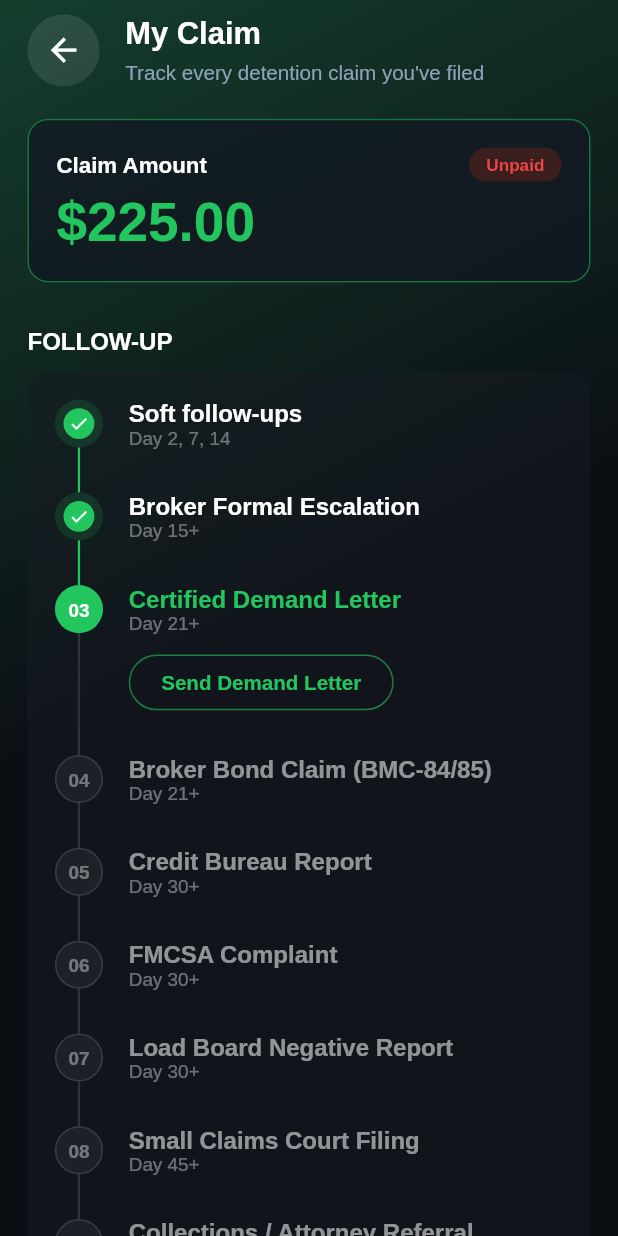
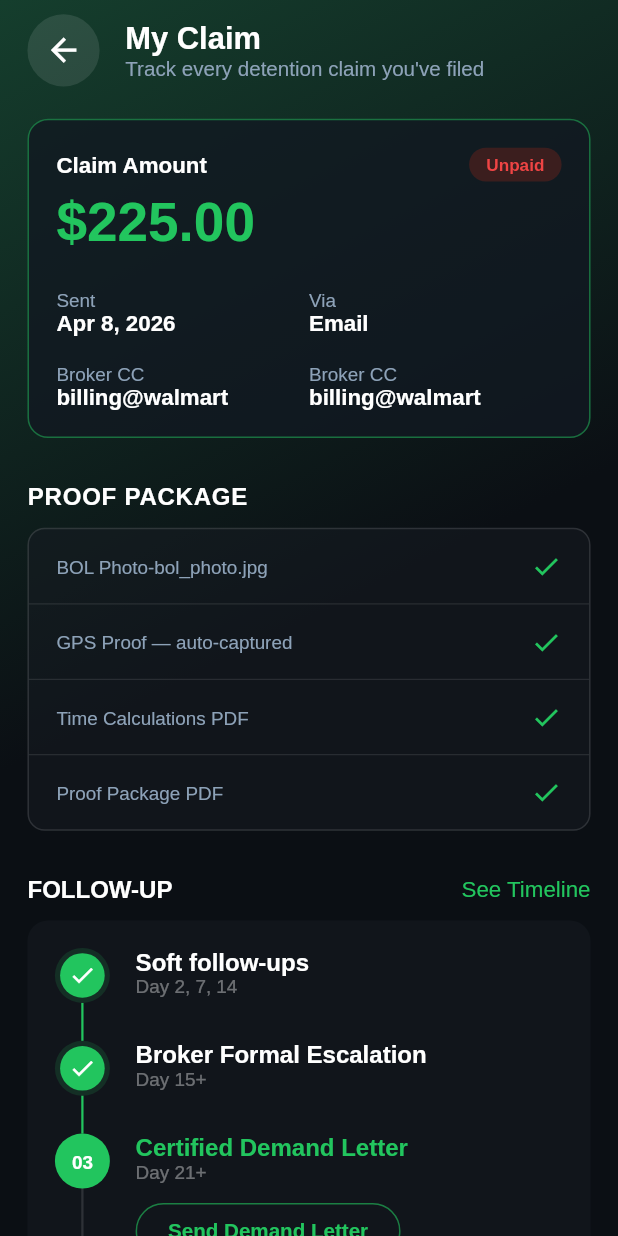
Before and after one commit to backbencherstudio/lukethompson13, a Flutter app: the ClaimDetail screen opened directly, after a tap on "Send Generate Email", on a phone screen of 412 x 824 dp. Run offline on Flutter 3.47's test engine with Material 3 defaults, Android fonts, the phone set to English and light mode, and no system bars; our stand-ins replace carousel_slider, connectivity_plus, dio, dotted_border, fl_chart, flutter_riverpod and 3 more; missing offline and left inert: otp_pin_field; accounts and stored records are empty.

Commit message:
claim updated

```diff
--- a/lib/presentation/profile/view/widget/claim_detail.dart
+++ b/lib/presentation/profile/view/widget/claim_detail.dart
@@ -45,16 +45,12 @@ class _ClaimDetailState extends State<ClaimDetail> {
               Padding(
                 padding: EdgeInsets.symmetric(horizontal: 16.w, vertical: 8.h),
                 child: Row(
-                  crossAxisAlignment: CrossAxisAlignment.center,
                   children: [
                     GestureDetector(
                       onTap: () => Navigator.pop(context),
                       child: Container(
                         padding: EdgeInsets.all(10.r),
-                        decoration: BoxDecoration(
-                          color: Colors.white.withOpacity(0.1),
-                          shape: BoxShape.circle,
-                        ),
+                        decoration: BoxDecoration(color: Colors.white.withOpacity(0.1), shape: BoxShape.circle),
                         child: Icon(Icons.arrow_back, color: Colors.white, size: 22.sp),
                       ),
                     ),
@@ -63,14 +59,12 @@ class _ClaimDetailState extends State<ClaimDetail> {
                       crossAxisAlignment: CrossAxisAlignment.start,
                       children: [
                         Text("My Claim", style: TextStyle(color: Colors.white, fontSize: 18.sp, fontWeight: FontWeight.w600)),
-                        SizedBox(height: 5.h),
                         Text("Track every detention claim you've filed", style: TextStyle(color: const Color(0xff8DA2B8), fontSize: 12.sp)),
                       ],
                     ),
                   ],
                 ),
               ),
-
 
               Expanded(
                 child: SingleChildScrollView(
@@ -91,7 +85,8 @@ class _ClaimDetailState extends State<ClaimDetail> {
                           children: [
                             Row(
                               mainAxisAlignment: MainAxisAlignment.spaceBetween,
-                              children: [
+                              children:
+                               [
                                 Text("Claim Amount", style: TextStyle(color: Colors.white, fontSize: 13.sp, fontWeight: FontWeight.bold)),
                                 Container(
                                   padding: EdgeInsets.symmetric(horizontal: 10.w, vertical: 4.h),
@@ -102,13 +97,79 @@ class _ClaimDetailState extends State<ClaimDetail> {
                             ),
                             SizedBox(height: 5.h),
                             Text("\$225.00", style: TextStyle(color: const Color(0xFF22C55E), fontSize: 32.sp, fontWeight: FontWeight.bold)),
+                            SizedBox(height: 20.h),
+                            Row(
+                              children: [
+                                Expanded(child: Column(crossAxisAlignment: CrossAxisAlignment.start, children: [
+                                  Text("Sent", style: TextStyle(color: const Color(0xFF8DA2B8), fontSize: 11.sp)),
+                                  Text("Apr 8, 2026", style: TextStyle(color: Colors.white, fontSize: 13.sp, fontWeight: FontWeight.bold)),
+                                ])),
+                                Expanded(child: Column(crossAxisAlignment: CrossAxisAlignment.start, children: [
+                                  Text("Via", style: TextStyle(color: const Color(0xFF8DA2B8), fontSize: 11.sp)),
+                                  Text("Email", style: TextStyle(color: Colors.white, fontSize: 13.sp, fontWeight: FontWeight.bold)),
+                                ])),
+                              ],
+                            ),
+                            SizedBox(height: 15.h),
+                            Row(
+                              children: [
+                                Expanded(child: Column(crossAxisAlignment: CrossAxisAlignment.start, children: [
+                                  Text("Broker CC", style: TextStyle(color: const Color(0xFF8DA2B8), fontSize: 11.sp)),
+                                  Text("billing@walmart", style: TextStyle(color: Colors.white, fontSize: 13.sp, fontWeight: FontWeight.bold)),
+                                ])),
+                                Expanded(child: Column(crossAxisAlignment: CrossAxisAlignment.start, children: [
+                                  Text("Broker CC", style: TextStyle(color: const Color(0xFF8DA2B8), fontSize: 11.sp)),
+                                  Text("billing@walmart", style: TextStyle(color: Colors.white, fontSize: 13.sp, fontWeight: FontWeight.bold)),
+                                ])),
+                              ],
+                            ),
                           ],
                         ),
                       ),
 
                       SizedBox(height: 25.h),
-                      Text("FOLLOW-UP", style: TextStyle(color: Colors.white, fontSize: 14.sp, fontWeight: FontWeight.bold)),
+                      Text("PROOF PACKAGE", style: TextStyle(color: Colors.white, fontSize: 14.sp, fontWeight: FontWeight.bold, letterSpacing: 0.5)),
                       SizedBox(height: 10.h),
+
+                      // --- 3. PROOF PACKAGE CARD ---
+                      Container(
+                        decoration: BoxDecoration(
+                          color: const Color(0xFF161B22).withOpacity(0.5),
+                          borderRadius: BorderRadius.circular(10.r),
+                          border: Border.all(color: Colors.white12),
+                        ),
+                        child: Column(
+                          children: ["BOL Photo-bol_photo.jpg", "GPS Proof — auto-captured", "Time Calculations PDF", "Proof Package PDF"]
+                              .asMap().entries.map((item) {
+                            return Column(
+                              children: [
+                                Padding(
+                                  padding: EdgeInsets.symmetric(horizontal: 16.w, vertical: 12.h),
+                                  child: Row(
+                                    mainAxisAlignment: MainAxisAlignment.spaceBetween,
+                                    children: [
+                                      Text(item.value, style: TextStyle(color: const Color(0xFF8DA2B8), fontSize: 11.sp)),
+                                      Icon(Icons.check, color: const Color(0xFF22C55E), size: 18.sp),
+                                    ],
+                                  ),
+                                ),
+                                if (item.key != 3) const Divider(color: Colors.white12, height: 1),
+                              ],
+                            );
+                          }).toList(),
+                        ),
+                      ),
+
+                      SizedBox(height: 25.h),
+                      Row(
+                        mainAxisAlignment: MainAxisAlignment.spaceBetween,
+                        children: [
+                          Text("FOLLOW-UP", style: TextStyle(color: Colors.white, fontSize: 14.sp, fontWeight: FontWeight.bold)),
+                          Text("See Timeline", style: TextStyle(color: const Color(0xFF22C55E), fontSize: 13.sp, fontWeight: FontWeight.w500)),
+                        ],
+                      ),
+                      SizedBox(height: 10.h),
+
 
                       Container(
                         padding: EdgeInsets.all(16.r),
@@ -124,17 +185,15 @@ class _ClaimDetailState extends State<ClaimDetail> {
                             return IntrinsicHeight(
                               child: Row(
                                 children: [
-
                                   Column(
                                     children: [
-
                                       Container(
-                                        width: 28.r, height: 28.r,
+                                        width: 32.r, height: 32.r,
                                         decoration: BoxDecoration(
                                           shape: BoxShape.circle,
                                           color: isCompleted || isActive ? const Color(0xFF22C55E).withOpacity(0.15) : Colors.transparent,
                                         ),
-                                        padding: EdgeInsets.all(isCompleted ? 5.r : 0),
+                                        padding: EdgeInsets.all(isCompleted ? 3.r : 0),
                                         child: Container(
                                           alignment: Alignment.center,
                                           decoration: BoxDecoration(
@@ -143,22 +202,15 @@ class _ClaimDetailState extends State<ClaimDetail> {
                                             border: isCompleted || isActive ? null : Border.all(color: Colors.white12),
                                           ),
                                           child: isCompleted
-                                              ? Icon(Icons.check, color: Colors.white, size: 12.sp)
+                                              ? Icon(Icons.check, color: Colors.white, size: 16.sp)
                                               : Text("0${index + 1}", style: TextStyle(color: isActive ? Colors.white : Colors.white38, fontSize: 11.sp, fontWeight: FontWeight.bold)),
                                         ),
                                       ),
-
                                       if (index != timelineSteps.length - 1)
-                                        Expanded(
-                                          child: Container(
-                                            width: 1.5,
-                                            color: isCompleted ? const Color(0xFF22C55E) : Colors.white12,
-                                          ),
-                                        ),
+                                        Expanded(child: Container(width: 1.5, color: isCompleted ? const Color(0xFF22C55E) : Colors.white12)),
                                     ],
                                   ),
                                   SizedBox(width: 15.w),
-
                                   Expanded(
                                     child: Padding(
                                       padding: EdgeInsets.only(bottom: 25.h),
@@ -173,29 +225,15 @@ class _ClaimDetailState extends State<ClaimDetail> {
                                             ),
                                           ),
                                           Text(timelineSteps[index]["day"]!, style: TextStyle(color: Colors.white38, fontSize: 11.sp)),
-
-
-                                          if (isActive)
+                                          if (isActive && index >= 1) // Broker থেকে বাটন শুরু
                                             Padding(
                                               padding: EdgeInsets.only(top: 12.h),
                                               child: GestureDetector(
-                                                onTap: () {
-                                                  setState(() {
-                                                    if (activeIndex < timelineSteps.length) {
-                                                      activeIndex++;
-                                                    }
-                                                  });
-                                                },
+                                                onTap: () => setState(() => activeIndex++),
                                                 child: Container(
                                                   padding: EdgeInsets.symmetric(horizontal: 18.w, vertical: 8.h),
-                                                  decoration: BoxDecoration(
-                                                    borderRadius: BorderRadius.circular(20.r),
-                                                    border: Border.all(color: const Color(0xFF22C55E).withOpacity(0.6)),
-                                                  ),
-                                                  child: Text(
-                                                    timelineSteps[index]["btn"]!,
-                                                    style: TextStyle(color: const Color(0xFF22C55E), fontSize: 12.sp, fontWeight: FontWeight.bold),
-                                                  ),
+                                                  decoration: BoxDecoration(borderRadius: BorderRadius.circular(20.r), border: Border.all(color: const Color(0xFF22C55E).withOpacity(0.6))),
+                                                  child: Text(timelineSteps[index]["btn"]!, style: TextStyle(color: const Color(0xFF22C55E), fontSize: 12.sp, fontWeight: FontWeight.bold)),
                                                 ),
                                               ),
                                             ),
@@ -209,6 +247,20 @@ class _ClaimDetailState extends State<ClaimDetail> {
                           }),
                         ),
                       ),
+
+                      SizedBox(height: 30.h),
+
+                      Container(
+                        width: double.infinity, height: 50.h,
+                        decoration: BoxDecoration(color: const Color(0xFF22C55E), borderRadius: BorderRadius.circular(25.r)),
+                        child: Center(child: Text("Mark Paid - Done", style: TextStyle(color: Colors.white, fontSize: 15.sp, fontWeight: FontWeight.bold))),
+                      ),
+                      SizedBox(height: 12.h),
+                      Container(
+                        width: double.infinity, height: 50.h,
+                        decoration: BoxDecoration(borderRadius: BorderRadius.circular(25.r), border: Border.all(color: Colors.white24)),
+                        child: Center(child: Text("Mark Uncollectable", style: TextStyle(color: Colors.white54, fontSize: 15.sp, fontWeight: FontWeight.bold))),
+                      ),
                       SizedBox(height: 30.h),
                     ],
                   ),
```
